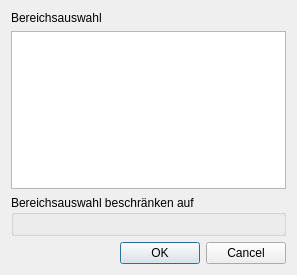
This is Ui_Bereichsauswahl.ui in bstroebl/xplanplugin as Qt 5 draws it before an edit. The edited form follows.
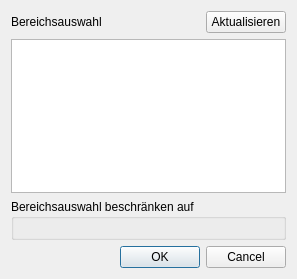
This is the edited form.

The edit to the form file:
```diff
--- a/Ui_Bereichsauswahl.ui
+++ b/Ui_Bereichsauswahl.ui
@@ -10,7 +10,7 @@
     <x>0</x>
     <y>0</y>
     <width>297</width>
-    <height>275</height>
+    <height>279</height>
    </rect>
   </property>
   <property name="windowTitle">
@@ -18,11 +18,38 @@
   </property>
   <layout class="QVBoxLayout" name="verticalLayout">
    <item>
+    <layout class="QHBoxLayout" name="horizontalLayout">
+     <item>
     <widget class="QLabel" name="label">
      <property name="text">
       <string>Bereichsauswahl</string>
      </property>
     </widget>
+     </item>
+     <item>
+      <spacer name="horizontalSpacer">
+       <property name="orientation">
+        <enum>Qt::Horizontal</enum>
+       </property>
+       <property name="sizeHint" stdset="0">
+        <size>
+         <width>40</width>
+         <height>20</height>
+        </size>
+       </property>
+      </spacer>
+     </item>
+     <item>
+      <widget class="QPushButton" name="btnRefresh">
+       <property name="toolTip">
+        <string>Lädt alle Bereiche aus der Datenbank</string>
+       </property>
+       <property name="text">
+        <string>Aktualisieren</string>
+       </property>
+      </widget>
+     </item>
+    </layout>
    </item>
    <item>
     <widget class="QTreeWidget" name="bereich">
```
Lines whose indentation alone changed are shown as unchanged.
